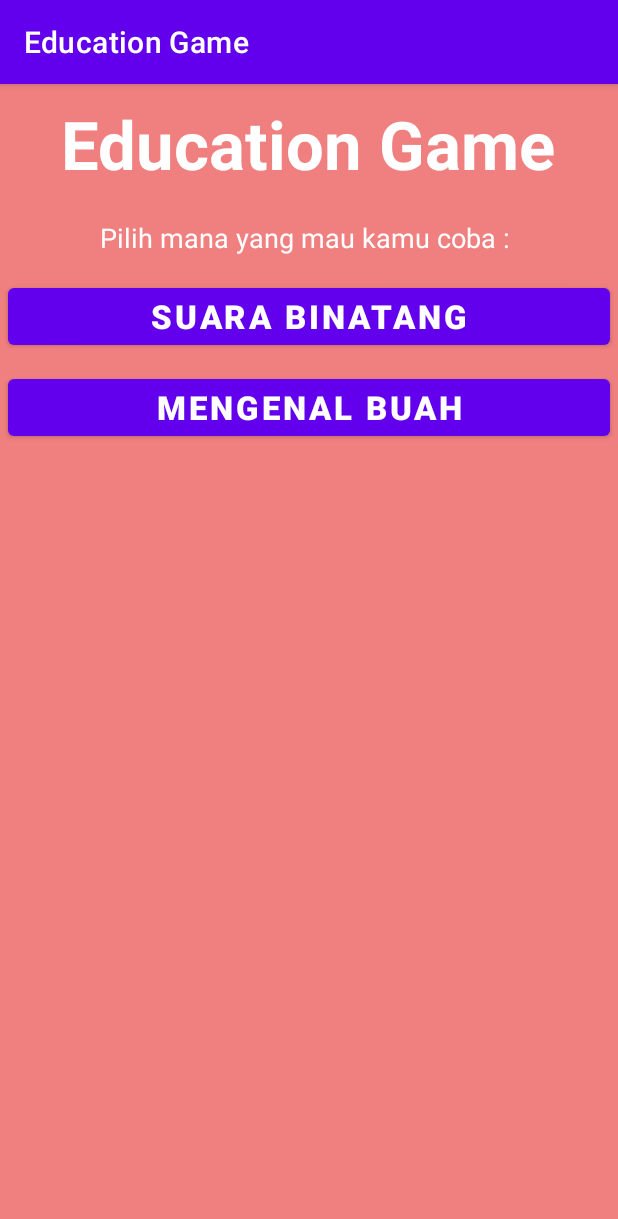
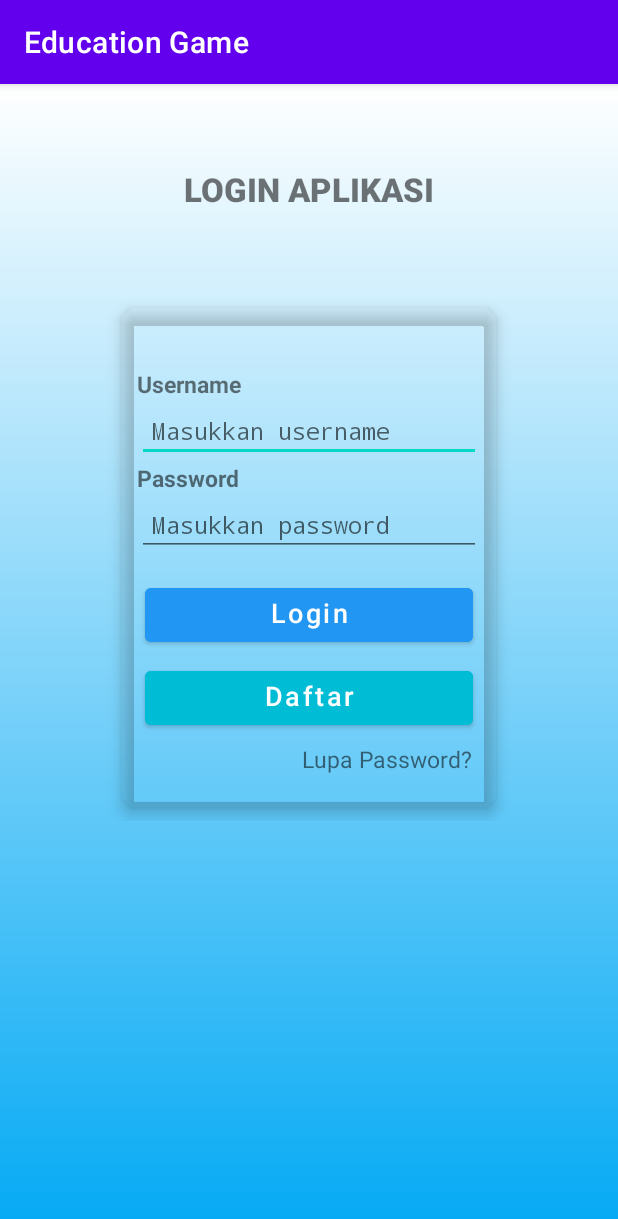
Before and after one commit to Aula-Faridah/Mini_Project, an Android app: the screen it shows after launch (MainActivity before the commit, LoginActivity after it), on a phone screen of 412 x 824 dp. Shown: the top 1219 px of the screen. Run offline under Robolectric (Android 15) with nearby library versions, the phone set to English and light mode, and no system bars.

Commit message:
Commitl Login, Register

```diff
--- /dev/null
+++ b/app/src/main/java/org/aplas/miniproject/LoginActivity.java
@@ -0,0 +1,63 @@
+package org.aplas.miniproject;
+
+import androidx.appcompat.app.AppCompatActivity;
+
+import android.os.Bundle;
+import android.content.Intent;
+import android.text.TextUtils;
+import android.util.Patterns;
+import android.view.View;
+import android.widget.Button;
+import android.widget.EditText;
+import android.widget.Toast;
+
+public class LoginActivity extends AppCompatActivity {
+    EditText username,password;
+    Button login, register;
+    SqliteHelper DB;
+
+    @Override
+    protected void onCreate(Bundle savedInstanceState) {
+        super.onCreate(savedInstanceState);
+        setContentView(R.layout.activity_login);
+
+        username = findViewById(R.id.editUsername);
+        password = findViewById(R.id.editPassword);
+        login = findViewById(R.id.btnLogin);
+        register = findViewById(R.id.btnDaftar);
+        DB = new SqliteHelper(this);
+
+        login.setOnClickListener(new View.OnClickListener() {
+            @Override
+            public void onClick(View v) {
+                String user = username.getText().toString();
+                String pass = password.getText().toString();
+
+                if (TextUtils.isEmpty(user) || TextUtils.isEmpty(pass))
+                    Toast.makeText(LoginActivity.this,"All Required", Toast.LENGTH_SHORT).show();
+                else{
+                    Boolean checkuserpass = DB.checkUsernamePassword(user,pass);
+                    if (checkuserpass==true){
+                        Toast.makeText(LoginActivity.this, "Login Success", Toast.LENGTH_SHORT).show();
+                        Intent intent = new Intent(getApplicationContext(), MainActivity.class);
+                        startActivity(intent);
+                    }else{
+                        Toast.makeText(LoginActivity.this, "Login Gagal", Toast.LENGTH_SHORT).show();
+                    }
+                }
+            }
+        });
+//        register.setOnClickListener(new View.OnClickListener() {
+//            @Override
+//            public void onClick(View view) {
+//                Intent intent = new Intent(getApplicationContext(), RegisterActivity.class);
+//                startActivity(intent);
+//            }
+//        });
+
+    }
+    public void clickSignUp(View view){
+        Intent i = new Intent(LoginActivity.this, RegisterActivity.class);
+        startActivity(i);
+    }
+}
--- /dev/null
+++ b/app/src/main/java/org/aplas/miniproject/SqliteHelper.java
@@ -0,0 +1,82 @@
+package org.aplas.miniproject;
+
+import android.content.ContentValues;
+import android.content.Context;
+import android.database.Cursor;
+import android.database.sqlite.SQLiteDatabase;
+import android.database.sqlite.SQLiteOpenHelper;
+import androidx.annotation.Nullable;
+
+public class SqliteHelper extends SQLiteOpenHelper{
+    private Context context;
+    //Database name and version
+    public static final String DATABASE_NAME = "Education.db";
+    public static final int DATABASE_VERSION = 1;
+
+    //Nama Tabel
+    public static final String TABLE_NAME = "user";
+
+    //Nama Kolom
+    public static final String COLUMN_ID = "id";
+    public static final String COLUMN_NAMA = "nama";
+    public static final String COLUMN_EMAIL = "email";
+    public static final String COLUMN_USERNAME = "username";
+    public static final String COLUMN_PASSWORD = "password";
+
+    public static final String SQL_TABLE_USER = " CREATE TABLE " + TABLE_NAME
+            + " ( "
+            + COLUMN_ID + " INTEGER PRIMARY KEY AUTOINCREMENT, "
+            + COLUMN_NAMA + " TEXT, "
+            + COLUMN_EMAIL + " TEXT, "
+            + COLUMN_USERNAME + " TEXT, "
+            + COLUMN_PASSWORD + " TEXT"
+            + " ) ";
+
+    public SqliteHelper(@Nullable Context context) {
+        super(context, DATABASE_NAME, null, DATABASE_VERSION);
+    }
+
+    @Override
+    public void onCreate(SQLiteDatabase db) {
+        db.execSQL(SQL_TABLE_USER);
+    }
+
+    @Override
+    public void onUpgrade(SQLiteDatabase db, int oldVersion, int newVersion) {
+        db.execSQL("drop table if exists user");
+
+    }
+    public Boolean insertData(String nama, String email,String username, String password) {
+        SQLiteDatabase db = this.getWritableDatabase();
+        ContentValues values = new ContentValues();
+
+        values.put("nama", nama);
+        values.put("email", email);
+        values.put("username", username);
+        values.put("password", password);
+
+        long result = db.insert("user", null, values);
+        if (result == -1) return false;
+        else
+            return true;
+
+    }
+
+    public Boolean checkUsername(String username) {
+        SQLiteDatabase db = this.getWritableDatabase();
+        Cursor cursor = db.rawQuery("select * from user where username=?", new String[] {username});
+        if (cursor.getCount()>0)
+            return true;
+        else
+            return false;
+    }
+    public Boolean checkUsernamePassword(String username, String password) {
+        SQLiteDatabase db = this.getWritableDatabase();
+        Cursor cursor = db.rawQuery("select * from user where username=? and password=?", new String[] {username,password});
+        if (cursor.getCount()>0)
+            return true;
+        else
+            return false;
+    }
+
+}
--- /dev/null
+++ b/app/src/main/res/drawable/gradient2.xml
@@ -0,0 +1,6 @@
+<?xml version="1.0" encoding="utf-8"?>
+<shape xmlns:android="http://schemas.android.com/apk/res/android">
+    <gradient
+        android:startColor="@color/light_blue_500"
+        android:angle="90"/>
+</shape>
--- /dev/null
+++ b/app/src/main/res/layout/activity_login.xml
@@ -0,0 +1,139 @@
+<?xml version="1.0" encoding="utf-8"?>
+<RelativeLayout xmlns:android="http://schemas.android.com/apk/res/android"
+    xmlns:app="http://schemas.android.com/apk/res-auto"
+    xmlns:tools="http://schemas.android.com/tools"
+    android:layout_width="match_parent"
+    android:layout_height="match_parent"
+    android:orientation="vertical"
+    android:background="@drawable/gradient2"
+    tools:context=".LoginActivity">
+
+    <RelativeLayout
+        android:layout_width="match_parent"
+        android:layout_height="match_parent">
+        <TextView
+            android:id="@+id/tvtext"
+            android:layout_width="wrap_content"
+            android:layout_height="wrap_content"
+            android:layout_centerHorizontal="true"
+            android:layout_marginTop="50dp"
+            android:fontFamily="sans-serif-medium"
+            android:padding="5dp"
+            android:text="LOGIN APLIKASI"
+            android:textSize="22sp"
+            android:textStyle="bold" />
+
+        <LinearLayout
+            android:layout_width="match_parent"
+            android:layout_height="wrap_content"
+            android:layout_marginLeft="15dp"
+            android:layout_marginTop="80dp"
+            android:layout_marginRight="15dp"
+            android:orientation="vertical"
+            android:padding="50dp">
+            <androidx.cardview.widget.CardView
+                android:layout_width="match_parent"
+                android:layout_height="wrap_content"
+                android:id="@+id/form"
+                app:cardBackgroundColor="@android:color/transparent"
+                android:layout_marginLeft="10dp"
+                android:layout_marginTop="10dp"
+                android:layout_marginRight="10dp"
+                app:cardCornerRadius="10dp"
+                app:cardElevation="6dp"
+                app:cardPreventCornerOverlap="false"
+                app:cardUseCompatPadding="true">
+                <LinearLayout
+                    android:layout_width="match_parent"
+                    android:layout_height="match_parent"
+                    android:orientation="vertical">
+                    <TextView
+                        android:layout_width="match_parent"
+                        android:layout_height="wrap_content"
+                        android:id="@+id/tvUsername"
+                        android:layout_marginLeft="10dp"
+                        android:layout_marginTop="40dp"
+                        android:layout_marginRight="10dp"
+                        android:text="Username"
+                        android:textSize="15sp"
+                        android:textStyle="bold" />
+                    <EditText
+                        android:layout_width="match_parent"
+                        android:layout_height="wrap_content"
+                        android:id="@+id/editUsername"
+                        android:textColor="#080808"
+                        android:typeface="monospace"
+                        android:padding="10dp"
+                        android:textSize="15sp"
+                        android:layout_marginLeft="10dp"
+                        android:layout_marginRight="10dp"
+                        android:hint="Masukkan username"
+                        android:paddingLeft="20dp"/>
+                    <TextView
+                        android:layout_width="match_parent"
+                        android:layout_height="wrap_content"
+                        android:id="@+id/tvPassword"
+                        android:layout_marginLeft="10dp"
+                        android:layout_marginRight="10dp"
+                        android:text="Password"
+                        android:textSize="15sp"
+                        android:textStyle="bold" />
+
+                    <EditText
+                        android:layout_width="match_parent"
+                        android:layout_height="wrap_content"
+                        android:id="@+id/editPassword"
+                        android:textColor="#080808"
+                        android:typeface="monospace"
+                        android:padding="10dp"
+                        android:textSize="15sp"
+                        android:layout_marginLeft="10dp"
+                        android:layout_marginRight="10dp"
+                        android:hint="Masukkan password"
+                        android:inputType="textPassword"
+                        android:paddingLeft="20dp" />
+                    <Button
+                        android:id="@+id/btnLogin"
+                        android:layout_width="fill_parent"
+                        android:layout_height="wrap_content"
+                        android:layout_marginLeft="15dp"
+                        android:layout_marginRight="15dp"
+                        android:layout_marginTop="15dp"
+                        android:backgroundTint="#2196f3"
+                        android:gravity="center_horizontal"
+                        android:text="Login"
+                        android:textAllCaps="false"
+                        android:textSize="18sp" />
+                    <Button
+                        android:id="@+id/btnDaftar"
+                        android:layout_width="fill_parent"
+                        android:layout_height="wrap_content"
+                        android:layout_marginLeft="15dp"
+                        android:layout_marginRight="15dp"
+                        android:layout_marginTop="7dp"
+                        android:backgroundTint="@color/cyan_500"
+                        android:gravity="center_horizontal"
+                        android:text="Daftar"
+                        android:onClick="clickSignUp"
+                        android:textAllCaps="false"
+                        android:textSize="18sp"
+                        android:textColor="@color/white" />
+                    <TextView
+                        android:layout_width="match_parent"
+                        android:layout_height="wrap_content"
+                        android:layout_marginRight="10dp"
+                        android:layout_marginBottom="15dp"
+                        android:id="@+id/tvLupa"
+                        android:gravity="right"
+                        android:padding="6dp"
+                        android:text="Lupa Password?"
+                        android:paddingStart="10dp"
+                        android:textSize="15sp"/>
+
+                </LinearLayout>
+
+            </androidx.cardview.widget.CardView>
+
+        </LinearLayout>
+    </RelativeLayout>
+</RelativeLayout>
--- a/app/src/main/res/values/colors.xml
+++ b/app/src/main/res/values/colors.xml
@@ -14,6 +14,12 @@
     <color name="an3">#F08080</color>
     <color name="an4">#B28DFF</color>
     <color name="an5">#F1B1FF</color>
+    <color name="purple1_500">#9c27b0</color>
+    <color name="deep_purple_500">#673ab7</color>
+    <color name="indigo_500">#3f51b5</color>
+    <color name="blue_500">#2196f3</color>
+    <color name="cyan_500">#00bcd4</color>
+    <color name="light_blue_500">#03a9f4</color>
 
     <array name="menu_color">
         <item>@color/an4</item>
```
Also changed, not shown: app/src/main/AndroidManifest.xml (+10 -4 lines), app/src/main/java/org/aplas/miniproject/RegisterActivity.java (added, +67 -0 lines), app/src/main/res/drawable/gradient.xml (added, +8 -0 lines), app/src/main/res/drawable/gradient1.xml (added, +7 -0 lines), app/src/main/res/drawable/gradient_list.xml (added, +14 -0 lines), app/src/main/res/layout/activity_register.xml (added, +181 -0 lines).
